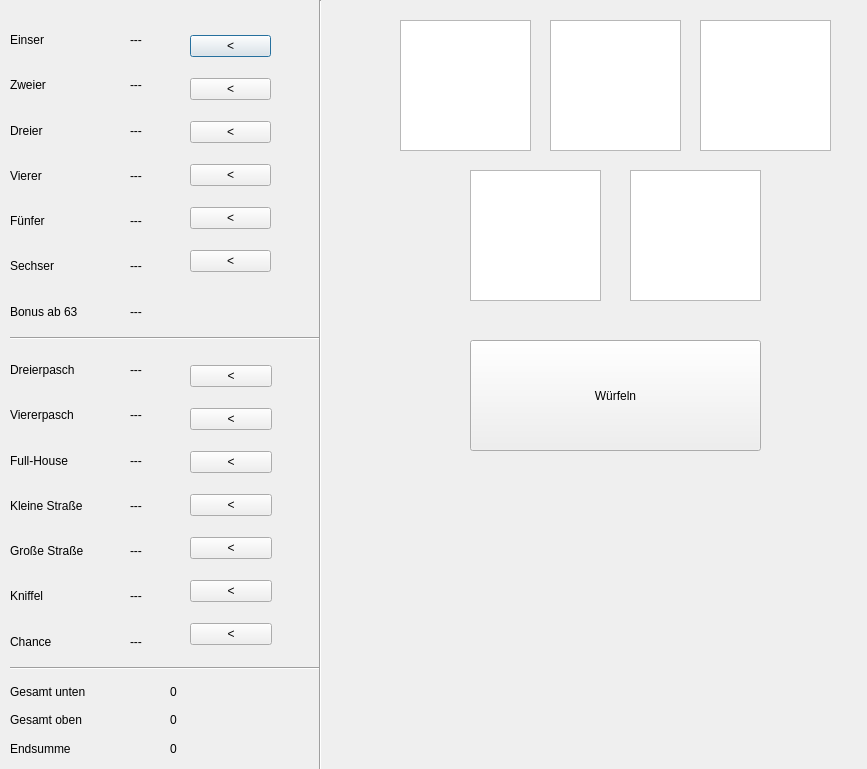
First picture: the form in gameframe.ui, repository PLACEBOBRO/QT_CPP_Kniffel, before the edit.
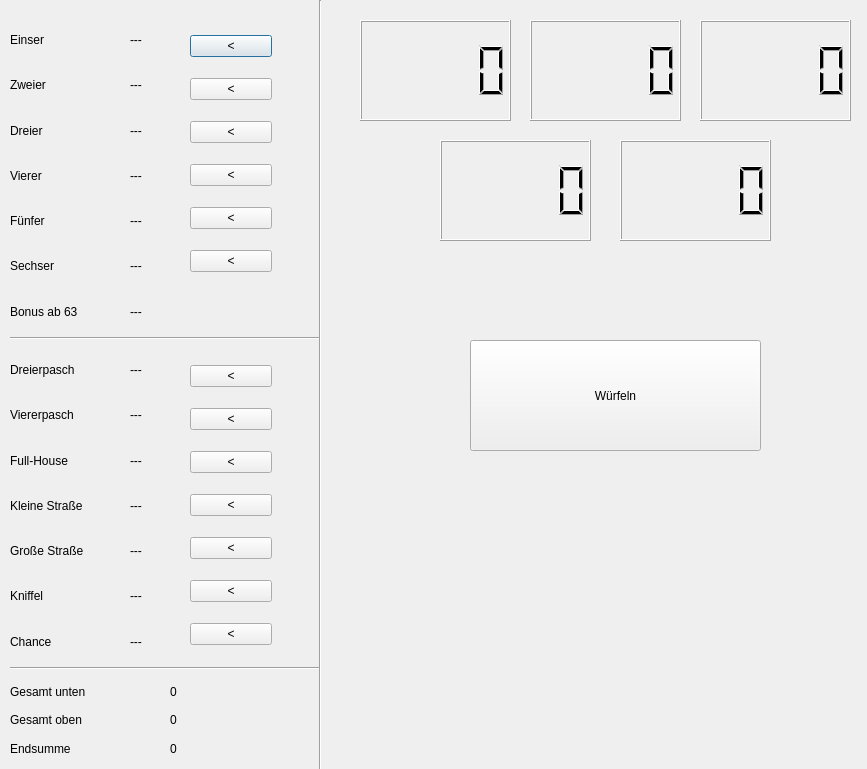
Second picture: the form after the edit.

Patch:
```diff
--- a/gameframe.ui
+++ b/gameframe.ui
@@ -173,7 +173,7 @@
     <rect>
      <x>190</x>
      <y>20</y>
-     <width>81</width>
+     <width>82</width>
      <height>271</height>
     </rect>
    </property>
@@ -477,56 +477,6 @@
     <enum>Qt::Vertical</enum>
    </property>
   </widget>
-  <widget class="QGraphicsView" name="dice_3">
-   <property name="geometry">
-    <rect>
-     <x>700</x>
-     <y>20</y>
-     <width>131</width>
-     <height>131</height>
-    </rect>
-   </property>
-  </widget>
-  <widget class="QGraphicsView" name="dice_2">
-   <property name="geometry">
-    <rect>
-     <x>550</x>
-     <y>20</y>
-     <width>131</width>
-     <height>131</height>
-    </rect>
-   </property>
-  </widget>
-  <widget class="QGraphicsView" name="dice_1">
-   <property name="geometry">
-    <rect>
-     <x>400</x>
-     <y>20</y>
-     <width>131</width>
-     <height>131</height>
-    </rect>
-   </property>
-  </widget>
-  <widget class="QGraphicsView" name="dice_5">
-   <property name="geometry">
-    <rect>
-     <x>630</x>
-     <y>170</y>
-     <width>131</width>
-     <height>131</height>
-    </rect>
-   </property>
-  </widget>
-  <widget class="QGraphicsView" name="dice_4">
-   <property name="geometry">
-    <rect>
-     <x>470</x>
-     <y>170</y>
-     <width>131</width>
-     <height>131</height>
-    </rect>
-   </property>
-  </widget>
   <widget class="QPushButton" name="wuerfeln">
    <property name="geometry">
     <rect>
@@ -540,6 +490,56 @@
     <string>Würfeln</string>
    </property>
   </widget>
+  <widget class="QLCDNumber" name="dice2">
+   <property name="geometry">
+    <rect>
+     <x>530</x>
+     <y>20</y>
+     <width>151</width>
+     <height>101</height>
+    </rect>
+   </property>
+  </widget>
+  <widget class="QLCDNumber" name="dice1">
+   <property name="geometry">
+    <rect>
+     <x>360</x>
+     <y>20</y>
+     <width>151</width>
+     <height>101</height>
+    </rect>
+   </property>
+  </widget>
+  <widget class="QLCDNumber" name="dice5">
+   <property name="geometry">
+    <rect>
+     <x>620</x>
+     <y>140</y>
+     <width>151</width>
+     <height>101</height>
+    </rect>
+   </property>
+  </widget>
+  <widget class="QLCDNumber" name="dice3">
+   <property name="geometry">
+    <rect>
+     <x>700</x>
+     <y>20</y>
+     <width>151</width>
+     <height>101</height>
+    </rect>
+   </property>
+  </widget>
+  <widget class="QLCDNumber" name="dice4">
+   <property name="geometry">
+    <rect>
+     <x>440</x>
+     <y>140</y>
+     <width>151</width>
+     <height>101</height>
+    </rect>
+   </property>
+  </widget>
  </widget>
  <resources/>
  <connections/>
```
